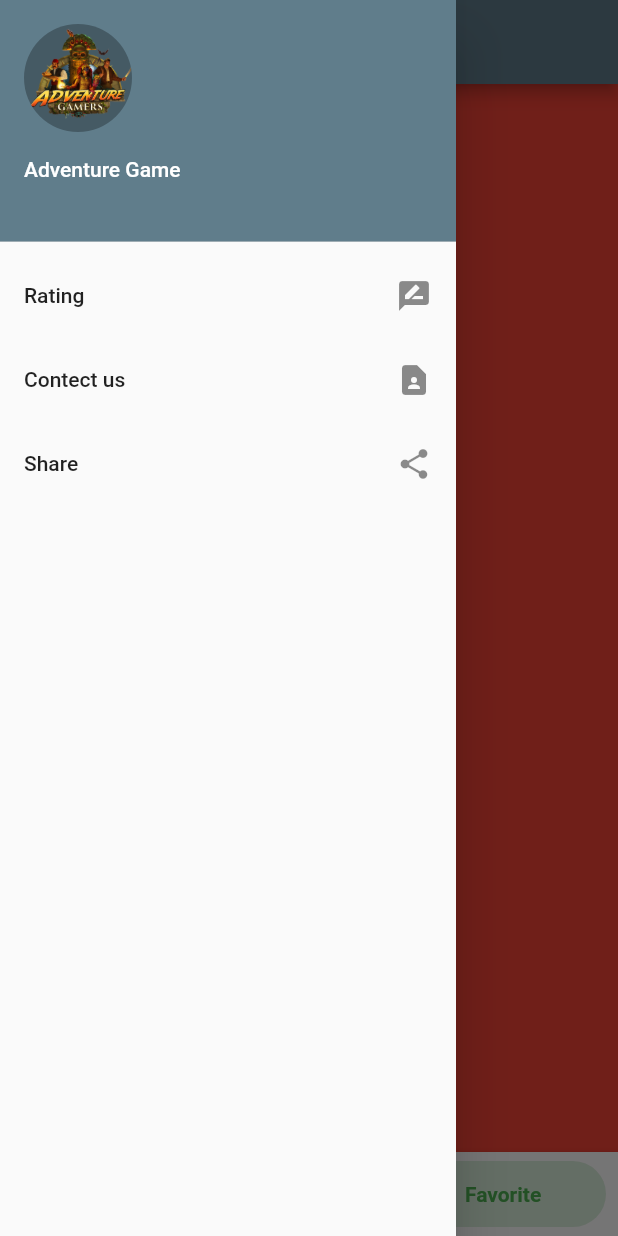
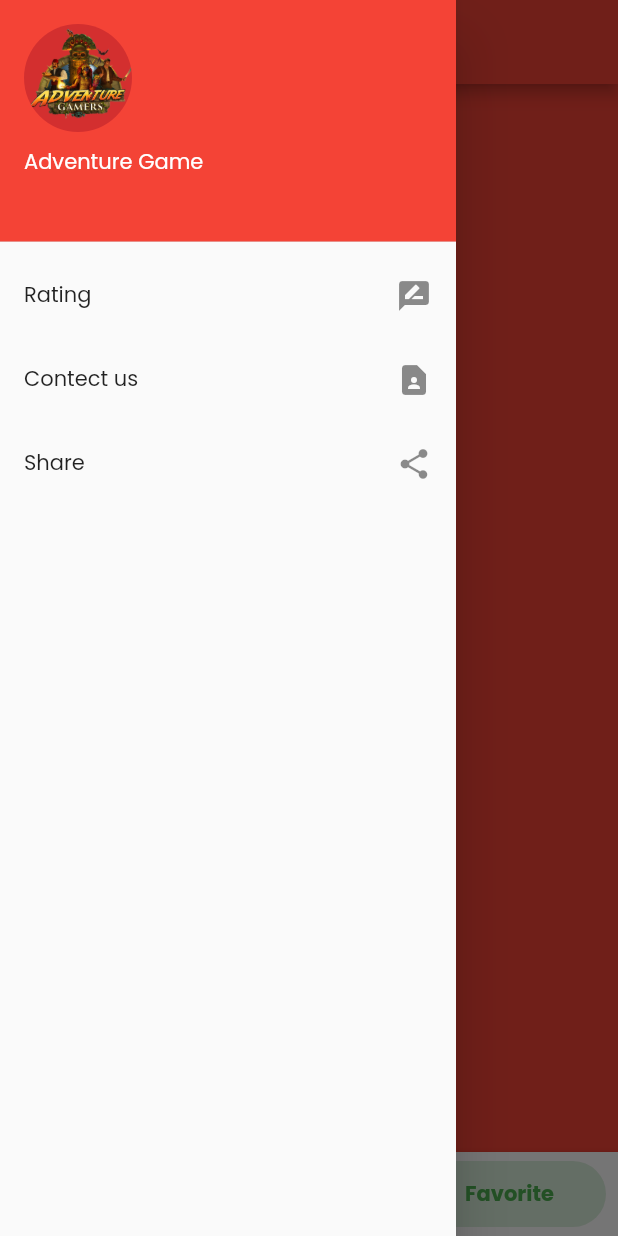
Before and after one commit to harshpatel5404/gm_adventure, a Flutter app: the screen it shows after launch, item 2 of the bottom bar chosen, with the side drawer open, on a phone screen of 412 x 824 dp. Run offline on Flutter 3.47's test engine with Material 2 defaults, Android fonts, the phone set to English and light mode, and no system bars; drawn by our look-alikes of bottom_navy_bar; our stand-ins replace carousel_slider, connectivity, get, share, webview_flutter; network calls fail.

Commit message:
home done

```diff
--- a/lib/main.dart
+++ b/lib/main.dart
@@ -12,7 +12,10 @@ class MyApp extends StatelessWidget {
     return GetMaterialApp(
       title: 'Game Mania Adventure',
       theme: ThemeData(
-        primarySwatch: Colors.blueGrey,
+        primarySwatch: Colors.red,
+        backgroundColor: Colors.black87,
+        fontFamily: "poppines"
+
       ),
       home:const SplashScreen(),
       debugShowCheckedModeBanner: false,
--- a/lib/view/screens/home_screen.dart
+++ b/lib/view/screens/home_screen.dart
@@ -33,6 +33,7 @@ class _HomeScreenState extends State<HomeScreen> {
     Size size = MediaQuery.of(context).size;
 
     return Scaffold(
+      // backgroundColor: Colors.black12,
         appBar: AppBar(
           title: Text("Adventure Game"),
           centerTitle: true,
@@ -54,6 +55,7 @@ class _HomeScreenState extends State<HomeScreen> {
         ),
         bottomNavigationBar: Obx(
           () => BottomNavyBar(
+            backgroundColor: Colors.white,
             selectedIndex: controller.currentIndex.value,
             onItemSelected: (index) {
               controller.currentIndex.value = index;
--- a/lib/view/widgets/drawer.dart
+++ b/lib/view/widgets/drawer.dart
@@ -7,6 +7,7 @@ class Drawerbar extends StatelessWidget {
   @override
   Widget build(BuildContext context) {
     return   Drawer(
+
         child: ListView(
           children: <Widget>[
           const  Center(
```
Also changed, not shown: lib/view/widgets/gameslider.dart (+38 -12 lines), pubspec.yaml (+11 -7 lines), assets/bg.jpg (added), assets/fonts/Poppins-Bold.ttf (added), assets/fonts/Poppins-Regular.ttf (added), pubspec.lock.
